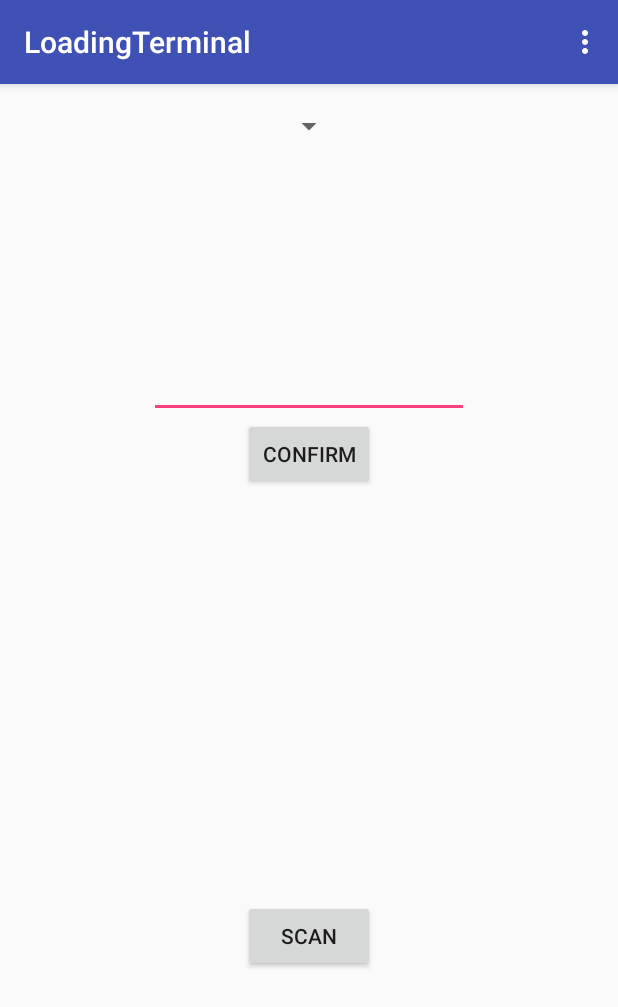
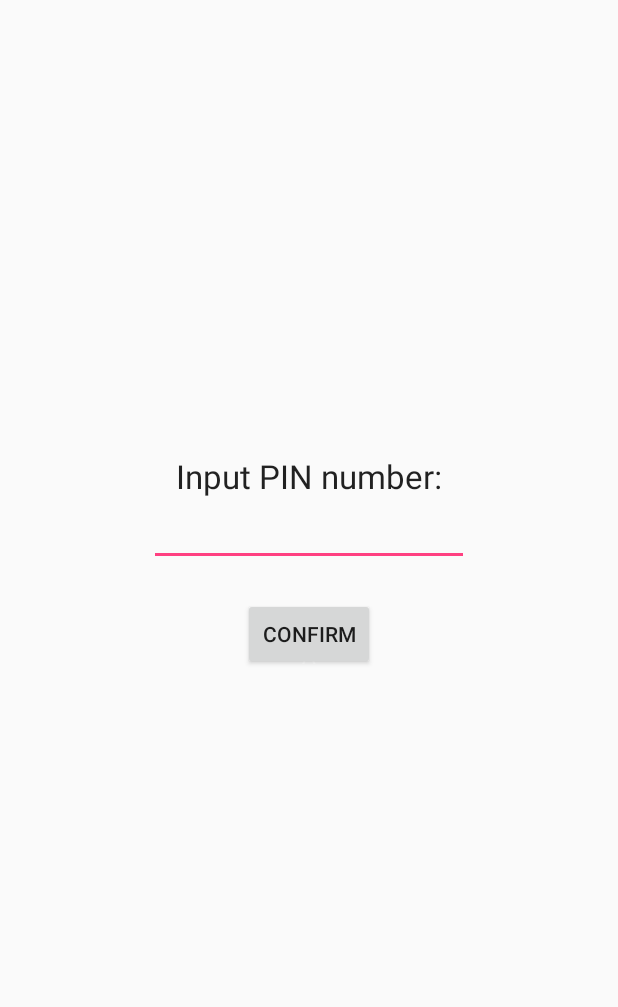
Before and after one commit to seth12619/New-ADMU-Ewallet, an Android app: the screen it shows after launch (MainActivity before the commit, PreActivity after it), on a phone screen of 412 x 824 dp. Shown: the top 1007 px of the screen. Run offline under Robolectric (Android 15) with nearby library versions, the phone set to English and light mode, and no system bars.

Commit message:
Shop Terminal Pin

```diff
--- a/Ewallet/app/src/main/res/values/strings.xml
+++ b/Ewallet/app/src/main/res/values/strings.xml
@@ -9,4 +9,5 @@
     <string name="title_activity_main5">Main5Activity</string>
     <string name="title_activity_sub">subActivity</string>
     <string name="title_activity_sub2">SubActivity2</string>
+    <string name="title_activity_pre">PreActivity</string>
 </resources>
--- /dev/null
+++ b/LoadingTerminal/app/src/main/java/com/loadingterminal/PreActivity.java
@@ -0,0 +1,37 @@
+package com.loadingterminal;
+
+import android.content.Intent;
+import android.os.Bundle;
+import android.support.design.widget.FloatingActionButton;
+import android.support.design.widget.Snackbar;
+import android.support.v7.app.AppCompatActivity;
+import android.support.v7.widget.Toolbar;
+import android.view.View;
+import android.widget.EditText;
+import android.widget.Toast;
+
+public class PreActivity extends AppCompatActivity {
+
+    @Override
+    protected void onCreate(Bundle savedInstanceState) {
+        super.onCreate(savedInstanceState);
+        setContentView(R.layout.activity_pre);
+
+    }
+
+    public void startButton(View view)
+    {
+        Intent intent = new Intent(this, MainActivity.class);
+        EditText et = (EditText) findViewById(R.id.et_pin1);
+        String input = et.getText().toString();
+        if(input.equals("4321"))
+        {
+            startActivity(intent);
+            this.finish();
+        }
+        else{
+            Toast toast = Toast.makeText(this, "INVALID PIN", Toast.LENGTH_SHORT);
+            toast.show();
+        }
+    }
+}
--- /dev/null
+++ b/LoadingTerminal/app/src/main/res/layout/activity_pre.xml
@@ -0,0 +1,42 @@
+<?xml version="1.0" encoding="utf-8"?>
+<RelativeLayout xmlns:android="http://schemas.android.com/apk/res/android"
+    android:layout_width="match_parent" android:layout_height="match_parent">
+
+    <TextView
+        android:layout_width="wrap_content"
+        android:layout_height="wrap_content"
+        android:textAppearance="?android:attr/textAppearanceLarge"
+        android:text="Input PIN number:"
+        android:id="@+id/pin_tv1"
+        android:layout_above="@+id/et_pin1"
+        android:layout_centerHorizontal="true" />
+
+    <EditText
+        android:layout_width="wrap_content"
+        android:layout_height="wrap_content"
+        android:inputType="numberPassword|phone"
+        android:password="true"
+        android:ems="10"
+        android:id="@+id/et_pin1"
+        android:layout_above="@+id/tv_dummy1"
+        android:layout_centerHorizontal="true" />
+
+    <TextView
+        android:layout_width="wrap_content"
+        android:layout_height="wrap_content"
+        android:id="@+id/tv_dummy1"
+        android:paddingTop="50dp"
+        android:text="A"
+        android:textColor="#FFFFFF"
+        android:layout_centerVertical="true"
+        android:layout_centerHorizontal="true" />
+
+    <Button
+        android:layout_width="wrap_content"
+        android:layout_height="wrap_content"
+        android:text="Confirm"
+        android:id="@+id/startButton"
+        android:layout_alignBottom="@+id/tv_dummy1"
+        android:onClick="startButton"
+        android:layout_centerHorizontal="true" />
+</RelativeLayout>
--- a/LoadingTerminal/app/src/main/res/values/strings.xml
+++ b/LoadingTerminal/app/src/main/res/values/strings.xml
@@ -4,4 +4,5 @@
     <string name="action_sync">Sync</string>
     <string name="title_activity_main2">MainActivity2</string>
     <string name="title_activity_main3">MainActivity3</string>
+    <string name="title_activity_pre">PreActivity</string>
 </resources>
```
Also changed, not shown: Ewallet/app/src/main/AndroidManifest.xml (+13 -4 lines), Ewallet/app/src/main/java/app/ewallet/PreActivity.java (added, +124 -0 lines), Ewallet/app/src/main/res/layout/activity_pre.xml (added, +42 -0 lines), Ewallet/app/src/main/res/layout/content_pre.xml (added, +12 -0 lines), LoadingTerminal/app/src/main/AndroidManifest.xml (+11 -4 lines), LoadingTerminal/app/src/main/res/layout/content_pre.xml (added, +42 -0 lines), 1 other file.
